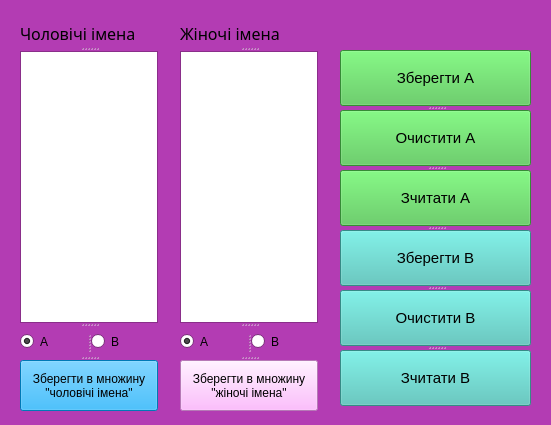
Maxeemja/KPI_Labs, file Python/DM/Lab2/Window_2.ui: the form before one commit.
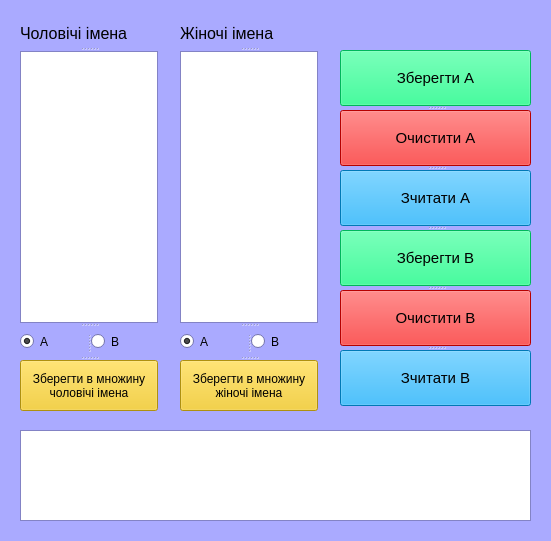
The form after the commit.

```diff
--- a/Python/DM/Lab2/Window_2.ui
+++ b/Python/DM/Lab2/Window_2.ui
@@ -7,19 +7,25 @@
     <x>0</x>
     <y>0</y>
     <width>551</width>
-    <height>425</height>
+    <height>541</height>
    </rect>
   </property>
+  <property name="sizePolicy">
+   <sizepolicy hsizetype="Fixed" vsizetype="Fixed">
+    <horstretch>0</horstretch>
+    <verstretch>0</verstretch>
+   </sizepolicy>
+  </property>
   <property name="minimumSize">
    <size>
     <width>551</width>
-    <height>400</height>
+    <height>541</height>
    </size>
   </property>
   <property name="maximumSize">
    <size>
     <width>551</width>
-    <height>540</height>
+    <height>541</height>
    </size>
   </property>
   <property name="palette">
@@ -37,9 +43,9 @@
      <colorrole role="Button">
       <brush brushstyle="SolidPattern">
        <color alpha="255">
-        <red>179</red>
-        <green>60</green>
-        <blue>179</blue>
+        <red>170</red>
+        <green>170</green>
+        <blue>255</blue>
        </color>
       </brush>
      </colorrole>
@@ -47,7 +53,7 @@
       <brush brushstyle="SolidPattern">
        <color alpha="255">
         <red>255</red>
-        <green>99</green>
+        <green>255</green>
         <blue>255</blue>
        </color>
       </brush>
@@ -55,27 +61,27 @@
      <colorrole role="Midlight">
       <brush brushstyle="SolidPattern">
        <color alpha="255">
-        <red>217</red>
-        <green>79</green>
-        <blue>217</blue>
+        <red>212</red>
+        <green>212</green>
+        <blue>255</blue>
        </color>
       </brush>
      </colorrole>
      <colorrole role="Dark">
       <brush brushstyle="SolidPattern">
        <color alpha="255">
-        <red>89</red>
-        <green>30</green>
-        <blue>89</blue>
+        <red>85</red>
+        <green>85</green>
+        <blue>127</blue>
        </color>
       </brush>
      </colorrole>
      <colorrole role="Mid">
       <brush brushstyle="SolidPattern">
        <color alpha="255">
-        <red>119</red>
-        <green>40</green>
-        <blue>119</blue>
+        <red>113</red>
+        <green>113</green>
+        <blue>170</blue>
        </color>
       </brush>
      </colorrole>
@@ -118,9 +124,9 @@
      <colorrole role="Window">
       <brush brushstyle="SolidPattern">
        <color alpha="255">
-        <red>179</red>
-        <green>60</green>
-        <blue>179</blue>
+        <red>170</red>
+        <green>170</green>
+        <blue>255</blue>
        </color>
       </brush>
      </colorrole>
@@ -136,9 +142,9 @@
      <colorrole role="AlternateBase">
       <brush brushstyle="SolidPattern">
        <color alpha="255">
-        <red>217</red>
-        <green>157</green>
-        <blue>217</blue>
+        <red>212</red>
+        <green>212</green>
+        <blue>255</blue>
        </color>
       </brush>
      </colorrole>
@@ -183,9 +189,9 @@
      <colorrole role="Button">
       <brush brushstyle="SolidPattern">
        <color alpha="255">
-        <red>179</red>
-        <green>60</green>
-        <blue>179</blue>
+        <red>170</red>
+        <green>170</green>
+        <blue>255</blue>
        </color>
       </brush>
      </colorrole>
@@ -193,7 +199,7 @@
       <brush brushstyle="SolidPattern">
        <color alpha="255">
         <red>255</red>
-        <green>99</green>
+        <green>255</green>
         <blue>255</blue>
        </color>
       </brush>
@@ -201,27 +207,27 @@
      <colorrole role="Midlight">
       <brush brushstyle="SolidPattern">
        <color alpha="255">
-        <red>217</red>
-        <green>79</green>
-        <blue>217</blue>
+        <red>212</red>
+        <green>212</green>
+        <blue>255</blue>
        </color>
       </brush>
      </colorrole>
      <colorrole role="Dark">
       <brush brushstyle="SolidPattern">
        <color alpha="255">
-        <red>89</red>
-        <green>30</green>
-        <blue>89</blue>
+        <red>85</red>
+        <green>85</green>
+        <blue>127</blue>
        </color>
       </brush>
      </colorrole>
      <colorrole role="Mid">
       <brush brushstyle="SolidPattern">
        <color alpha="255">
-        <red>119</red>
-        <green>40</green>
-        <blue>119</blue>
+        <red>113</red>
+        <green>113</green>
+        <blue>170</blue>
        </color>
       </brush>
      </colorrole>
@@ -264,9 +270,9 @@
      <colorrole role="Window">
       <brush brushstyle="SolidPattern">
        <color alpha="255">
-        <red>179</red>
-        <green>60</green>
-        <blue>179</blue>
+        <red>170</red>
+        <green>170</green>
+        <blue>255</blue>
        </color>
       </brush>
      </colorrole>
@@ -282,9 +288,9 @@
      <colorrole role="AlternateBase">
       <brush brushstyle="SolidPattern">
        <color alpha="255">
-        <red>217</red>
-        <green>157</green>
-        <blue>217</blue>
+        <red>212</red>
+        <green>212</green>
+        <blue>255</blue>
        </color>
       </brush>
      </colorrole>
@@ -320,18 +326,18 @@
      <colorrole role="WindowText">
       <brush brushstyle="SolidPattern">
        <color alpha="255">
-        <red>89</red>
-        <green>30</green>
-        <blue>89</blue>
+        <red>85</red>
+        <green>85</green>
+        <blue>127</blue>
        </color>
       </brush>
      </colorrole>
      <colorrole role="Button">
       <brush brushstyle="SolidPattern">
        <color alpha="255">
-        <red>179</red>
-        <green>60</green>
-        <blue>179</blue>
+        <red>170</red>
+        <green>170</green>
+        <blue>255</blue>
        </color>
       </brush>
      </colorrole>
@@ -339,7 +345,7 @@
       <brush brushstyle="SolidPattern">
        <color alpha="255">
         <red>255</red>
-        <green>99</green>
+        <green>255</green>
         <blue>255</blue>
        </color>
       </brush>
@@ -347,36 +353,36 @@
      <colorrole role="Midlight">
       <brush brushstyle="SolidPattern">
        <color alpha="255">
-        <red>217</red>
-        <green>79</green>
-        <blue>217</blue>
+        <red>212</red>
+        <green>212</green>
+        <blue>255</blue>
        </color>
       </brush>
      </colorrole>
      <colorrole role="Dark">
       <brush brushstyle="SolidPattern">
        <color alpha="255">
-        <red>89</red>
-        <green>30</green>
-        <blue>89</blue>
+        <red>85</red>
+        <green>85</green>
+        <blue>127</blue>
        </color>
       </brush>
      </colorrole>
      <colorrole role="Mid">
       <brush brushstyle="SolidPattern">
        <color alpha="255">
-        <red>119</red>
-        <green>40</green>
-        <blue>119</blue>
+        <red>113</red>
+        <green>113</green>
+        <blue>170</blue>
        </color>
       </brush>
      </colorrole>
      <colorrole role="Text">
       <brush brushstyle="SolidPattern">
        <color alpha="255">
-        <red>89</red>
-        <green>30</green>
-        <blue>89</blue>
+        <red>85</red>
+        <green>85</green>
+        <blue>127</blue>
        </color>
       </brush>
      </colorrole>
@@ -392,27 +398,27 @@
      <colorrole role="ButtonText">
       <brush brushstyle="SolidPattern">
        <color alpha="255">
-        <red>89</red>
-        <green>30</green>
-        <blue>89</blue>
+        <red>85</red>
+        <green>85</green>
+        <blue>127</blue>
        </color>
       </brush>
      </colorrole>
      <colorrole role="Base">
       <brush brushstyle="SolidPattern">
        <color alpha="255">
-        <red>179</red>
-        <green>60</green>
-        <blue>179</blue>
+        <red>170</red>
+        <green>170</green>
+        <blue>255</blue>
        </color>
       </brush>
      </colorrole>
      <colorrole role="Window">
       <brush brushstyle="SolidPattern">
        <color alpha="255">
-        <red>179</red>
-        <green>60</green>
-        <blue>179</blue>
+        <red>170</red>
+        <green>170</green>
+        <blue>255</blue>
        </color>
       </brush>
      </colorrole>
@@ -428,9 +434,9 @@
      <colorrole role="AlternateBase">
       <brush brushstyle="SolidPattern">
        <color alpha="255">
-        <red>179</red>
-        <green>60</green>
-        <blue>179</blue>
+        <red>170</red>
+        <green>170</green>
+        <blue>255</blue>
        </color>
       </brush>
      </colorrole>
@@ -508,11 +514,6 @@
        <height>27</height>
       </size>
      </property>
-     <property name="font">
-      <font>
-       <family>Sitka Small</family>
-      </font>
-     </property>
      <property name="text">
       <string>&lt;html&gt;&lt;head/&gt;&lt;body&gt;&lt;p&gt;&lt;span style=&quot; font-size:12pt;&quot;&gt;Чоловічі імена&lt;/span&gt;&lt;/p&gt;&lt;/body&gt;&lt;/html&gt;</string>
      </property>
@@ -641,11 +642,11 @@
       </font>
      </property>
      <property name="styleSheet">
-      <string notr="true">background-color: rgb(0, 170, 255);</string>
+      <string notr="true">background-color: rgb(244, 202, 22);</string>
      </property>
      <property name="text">
       <string>Зберегти в множину 
-&quot;чоловічі імена&quot;</string>
+чоловічі імена</string>
      </property>
     </widget>
    </widget>
@@ -664,9 +665,6 @@
       <verstretch>0</verstretch>
      </sizepolicy>
     </property>
-    <property name="frameShape">
-     <enum>QFrame::NoFrame</enum>
-    </property>
     <property name="orientation">
      <enum>Qt::Vertical</enum>
     </property>
@@ -689,11 +687,6 @@
        <height>27</height>
       </size>
      </property>
-     <property name="font">
-      <font>
-       <family>Sitka Small</family>
-      </font>
-     </property>
      <property name="text">
       <string>&lt;html&gt;&lt;head/&gt;&lt;body&gt;&lt;p&gt;&lt;span style=&quot; font-size:12pt;&quot;&gt;Жіночі імена&lt;/span&gt;&lt;/p&gt;&lt;/body&gt;&lt;/html&gt;</string>
      </property>
@@ -822,14 +815,36 @@
       </font>
      </property>
      <property name="styleSheet">
-      <string notr="true">background-color: rgb(255, 170, 255);</string>
+      <string notr="true">background-color: rgb(244, 202, 22);</string>
      </property>
      <property name="text">
       <string>Зберегти в множину
-&quot;жіночі імена&quot;</string>
+жіночі імена</string>
      </property>
     </widget>
    </widget>
+   <widget class="QTextBrowser" name="browserAction">
+    <property name="geometry">
+     <rect>
+      <x>20</x>
+      <y>430</y>
+      <width>511</width>
+      <height>91</height>
+     </rect>
+    </property>
+    <property name="font">
+     <font>
+      <pointsize>9</pointsize>
+     </font>
+    </property>
+    <property name="html">
+     <string>&lt;!DOCTYPE HTML PUBLIC &quot;-//W3C//DTD HTML 4.0//EN&quot; &quot;http://www.w3.org/TR/REC-html40/strict.dtd&quot;&gt;
+&lt;html&gt;&lt;head&gt;&lt;meta name=&quot;qrichtext&quot; content=&quot;1&quot; /&gt;&lt;style type=&quot;text/css&quot;&gt;
+p, li { white-space: pre-wrap; }
+&lt;/style&gt;&lt;/head&gt;&lt;body style=&quot; font-family:'MS Shell Dlg 2'; font-size:9pt; font-weight:400; font-style:normal;&quot;&gt;
+&lt;p style=&quot;-qt-paragraph-type:empty; margin-top:0px; margin-bottom:0px; margin-left:0px; margin-right:0px; -qt-block-indent:0; text-indent:0px;&quot;&gt;&lt;br /&gt;&lt;/p&gt;&lt;/body&gt;&lt;/html&gt;</string>
+    </property>
+   </widget>
    <widget class="QSplitter" name="splitter">
     <property name="geometry">
      <rect>
@@ -873,7 +888,7 @@
       </font>
      </property>
      <property name="styleSheet">
-      <string notr="true">background-color: #4CC34C</string>
+      <string notr="true">background-color: rgb(0, 255, 127);</string>
      </property>
      <property name="text">
       <string>Зберегти А</string>
@@ -898,7 +913,7 @@
       </font>
      </property>
      <property name="styleSheet">
-      <string notr="true">background-color: #4CC34C</string>
+      <string notr="true">background-color: rgb(255, 0, 0);</string>
      </property>
      <property name="text">
       <string>Очистити А</string>
@@ -923,7 +938,7 @@
       </font>
      </property>
      <property name="styleSheet">
-      <string notr="true">background-color: #4CC34C</string>
+      <string notr="true">background-color: rgb(0, 170, 255);</string>
      </property>
      <property name="text">
       <string>Зчитати А</string>
@@ -948,7 +963,7 @@
       </font>
      </property>
      <property name="styleSheet">
-      <string notr="true">background-color: rgb(76, 195, 187);</string>
+      <string notr="true">background-color: rgb(0, 255, 127);</string>
      </property>
      <property name="text">
       <string>Зберегти B</string>
@@ -973,7 +988,7 @@
       </font>
      </property>
      <property name="styleSheet">
-      <string notr="true">background-color: rgb(76, 195, 187);</string>
+      <string notr="true">background-color: rgb(255, 0, 0);</string>
      </property>
      <property name="text">
       <string>Очистити B</string>
@@ -998,7 +1013,7 @@
       </font>
      </property>
      <property name="styleSheet">
-      <string notr="true">background-color: rgb(76, 195, 187);</string>
+      <string notr="true">background-color: rgb(0, 170, 255);</string>
      </property>
      <property name="text">
       <string>Зчитати B</string>
```
Left out of the diff: 2 changed lines with no effect on the pictures.
